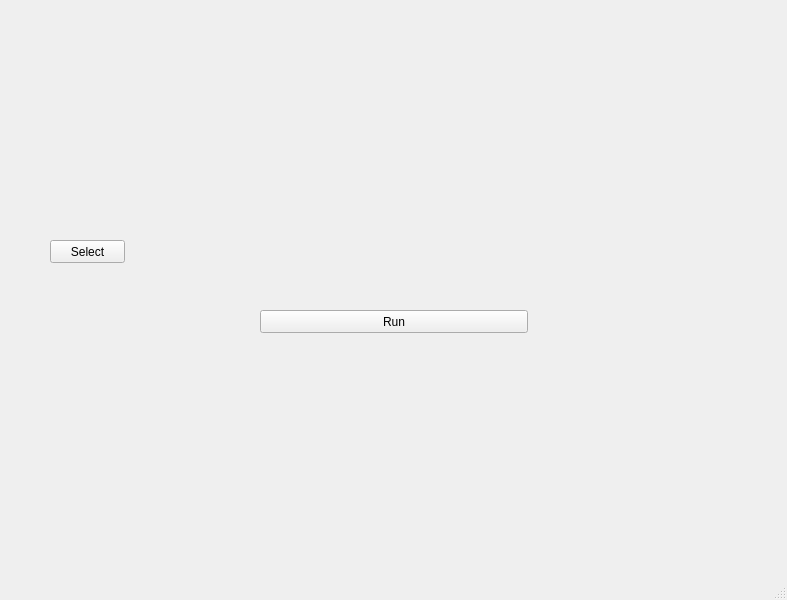
Old version of the form mainwindow.ui in the repository DaliaAymanAmeen/GUI.
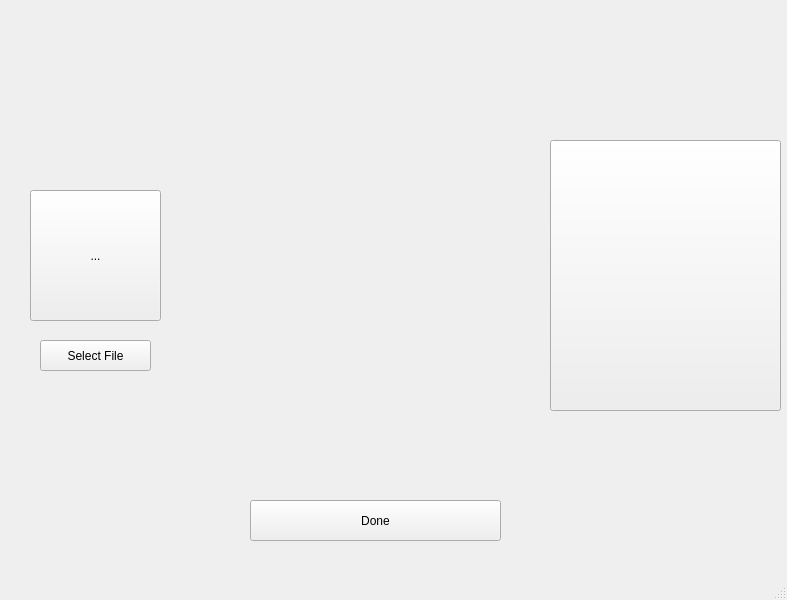
New version of the form. Icons and pictures are not drawn.

What changed in the file:
```diff
--- a/mainwindow.ui
+++ b/mainwindow.ui
@@ -20,27 +20,59 @@
    <widget class="QPushButton" name="pushButton">
     <property name="geometry">
      <rect>
-      <x>260</x>
-      <y>310</y>
-      <width>268</width>
-      <height>23</height>
+      <x>250</x>
+      <y>500</y>
+      <width>251</width>
+      <height>41</height>
      </rect>
     </property>
     <property name="text">
-     <string>Run</string>
+     <string>Done</string>
     </property>
    </widget>
    <widget class="QPushButton" name="pushButton_2">
     <property name="geometry">
      <rect>
-      <x>50</x>
-      <y>240</y>
-      <width>75</width>
-      <height>23</height>
+      <x>40</x>
+      <y>340</y>
+      <width>111</width>
+      <height>31</height>
      </rect>
     </property>
     <property name="text">
-     <string>Select</string>
+     <string>Select File</string>
+    </property>
+   </widget>
+   <widget class="QToolButton" name="toolButton">
+    <property name="geometry">
+     <rect>
+      <x>30</x>
+      <y>190</y>
+      <width>131</width>
+      <height>131</height>
+     </rect>
+    </property>
+    <property name="styleSheet">
+     <string notr="true">border-image: url(:/img/img/interface.png);</string>
+    </property>
+    <property name="text">
+     <string>...</string>
+    </property>
+   </widget>
+   <widget class="QToolButton" name="toolButton_2">
+    <property name="geometry">
+     <rect>
+      <x>550</x>
+      <y>140</y>
+      <width>231</width>
+      <height>271</height>
+     </rect>
+    </property>
+    <property name="styleSheet">
+     <string notr="true">border-image: url(:/img/img/1.png);</string>
+    </property>
+    <property name="text">
+     <string> </string>
     </property>
    </widget>
   </widget>
```
